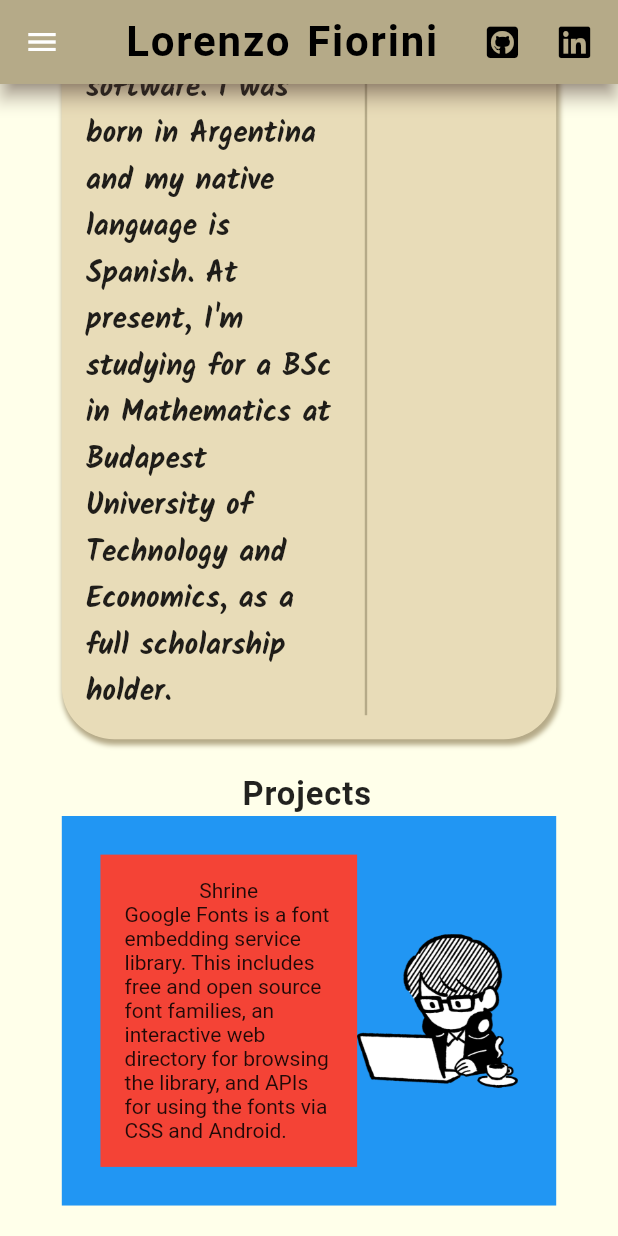
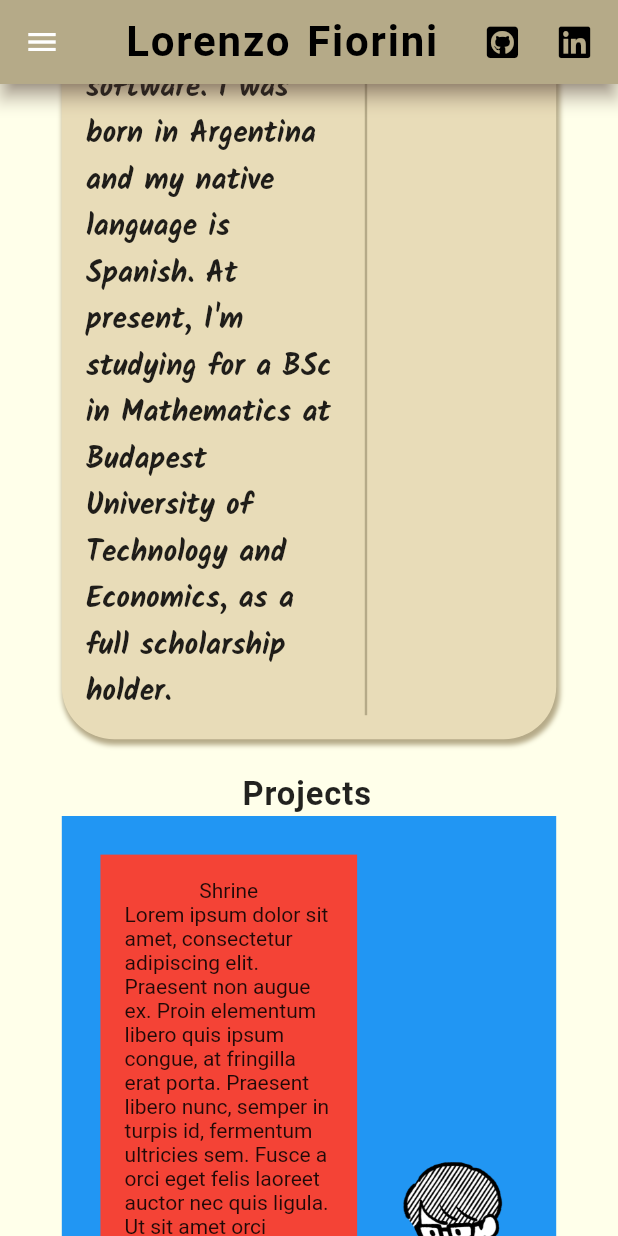
Before and after one commit to LorenFiorini/Personal-Portfolio, a Flutter app: the screen it shows after launch, scrolled down 576 dp, on a phone screen of 412 x 824 dp. Run offline on Flutter 3.47's test engine with Material 2 defaults, Android fonts, the light colour scheme and no system bars; our stand-ins replace font_awesome_flutter, google_fonts.

Commit message:
Build Web

```diff
--- a/lib/navigation.dart
+++ b/lib/navigation.dart
@@ -41,7 +41,7 @@ class NavigationDrawerWidget extends StatelessWidget {
               const Divider(color: Colors.black54),
               const SizedBox(height: 24),
               ListTile(
-                leading: Icon(Icons.sports_motorsports_rounded, color: color),
+                leading: Icon(Icons.keyboard, color: color),
                 title: Text('Projects', style: TextStyle(color: color)),
                 hoverColor: hoverColor,
                 onTap: () {
--- a/lib/pages/home.dart
+++ b/lib/pages/home.dart
@@ -152,8 +152,7 @@ class _MyHomePageState extends State<Home> {
                                   // TODO: Add hyperlink
 
                                   // TODO: Description
-                                  Text(
-                                      'Google Fonts is a font embedding service library. This includes free and open source font families, an interactive web directory for browsing the library, and APIs for using the fonts via CSS and Android.'),
+                                  Text(projectText),
                                 ],
                               ),
                             ),
--- a/lib/third/texts.dart
+++ b/lib/third/texts.dart
@@ -7,3 +7,5 @@ String myDescription = '  Dear reader, \n\n'
     "software. I was born in Argentina and my native language is Spanish. "
     "At present, I'm studying for a BSc in Mathematics at Budapest University of "
     "Technology and Economics, as a full scholarship holder.";
+
+String projectText = "Lorem ipsum dolor sit amet, consectetur adipiscing elit. Praesent non augue ex. Proin elementum libero quis ipsum congue, at fringilla erat porta. Praesent libero nunc, semper in turpis id, fermentum ultricies sem. Fusce a orci eget felis laoreet auctor nec quis ligula. Ut sit amet orci maximus nulla rutrum laoreet id luctus odio. Nulla vulputate in velit vel tincidunt. Vivamus massa tellus, tincidunt et placerat ac, mollis suscipit urna. Quisque ut metus laoreet, auctor velit ut, gravida nisi. Ut commodo risus ac lectus congue gravida. Integer suscipit ut dolor et luctus.";
```
